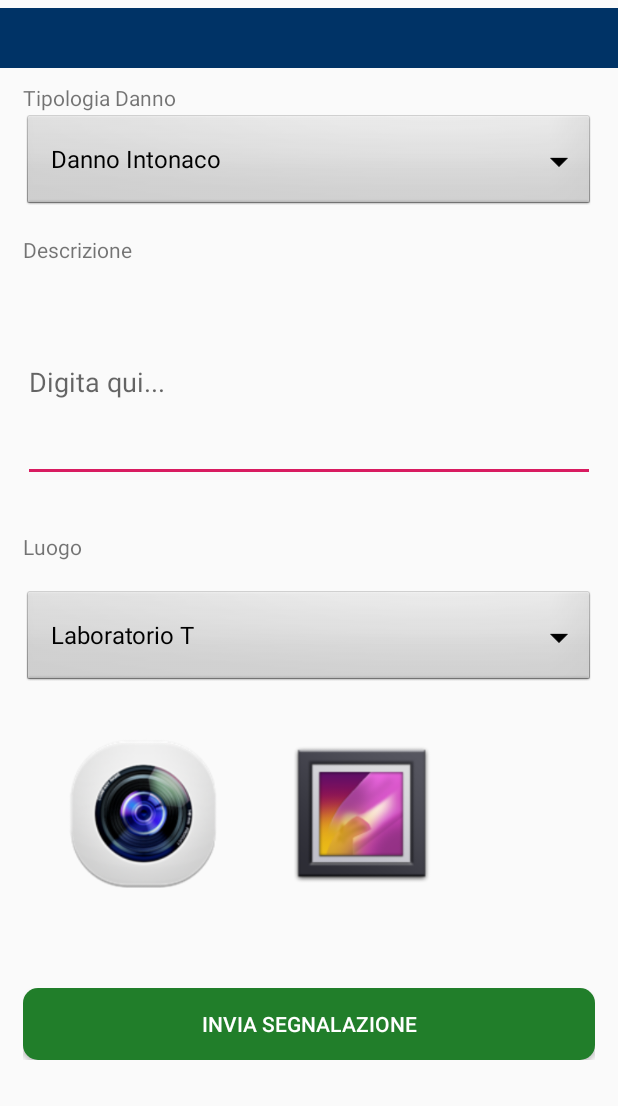
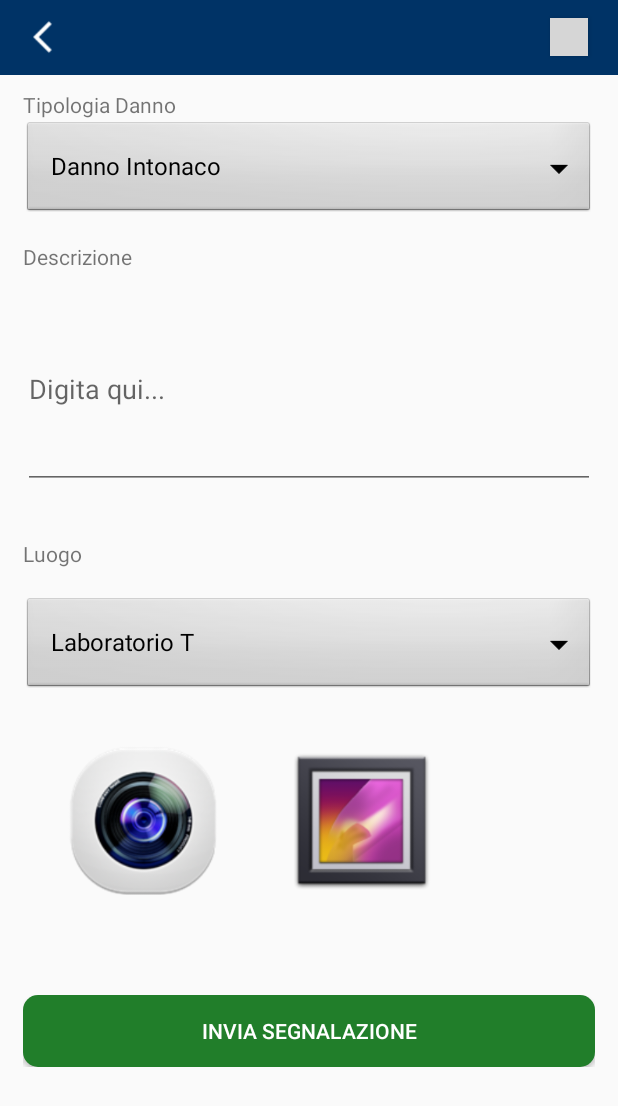
Before and after one commit to atzoriandrea/UniBroken, an Android app: the SendSegn screen opened directly, with no data from a screen before it, on a phone screen of 412 x 824 dp. Shown: the top 1106 px of the screen. Run offline under Robolectric (Android 15) with nearby library versions, the light colour scheme and no system bars; grey boxes are pictures that could not be loaded.

Commit message:
11/02/2019 -v1.0(Andrea)

```diff
--- a/app/src/main/java/com/example/mirko/unibroken/Showsegn.java
+++ b/app/src/main/java/com/example/mirko/unibroken/Showsegn.java
@@ -56,4 +56,10 @@ public class Showsegn extends AppCompatActivity {
             }
         });
     }
+    public void logout(View view) {
+        // Create intent to Open Image applications like Gallery, Google Photos
+        Intent logout = new Intent(Showsegn.this, MainActivity.class);
+        // Start the Intent
+        startActivity(logout);
+    }
 }
--- /dev/null
+++ b/app/src/main/res/drawable/button_h.xml
@@ -0,0 +1,4 @@
+<?xml version="1.0" encoding="utf-8"?>
+<selector xmlns:android="http://schemas.android.com/apk/res/android">
+    <item android:state_focused="true" android:color="#000000" />
+</selector>
--- a/app/src/main/res/layout/activity_send_segn.xml
+++ b/app/src/main/res/layout/activity_send_segn.xml
@@ -9,17 +9,33 @@
         android:layout_width="match_parent"
         android:layout_height="wrap_content"
         android:orientation="vertical">
-        <Space
-            android:layout_width="match_parent"
-            android:layout_height="5dp" />
-
         <android.support.v7.widget.Toolbar
             android:id="@+id/toolbar"
             android:layout_width="match_parent"
-            android:layout_height="40sp"
-            android:background="#003366"
+            android:layout_height="50sp"
+            style="@style/HeaderBar"
             android:minHeight="?attr/actionBarSize"
-            android:theme="?attr/actionBarTheme" />
+            android:theme="?attr/actionBarTheme">
+            <Button
+                android:layout_width="25dp"
+                android:layout_height="25dp"
+                android:id="@+id/back"
+                android:background="@drawable/outline_arrow_back_ios_white_18dp"
+                android:onClick="back"
+                android:textColor="#FFFFFF"/>
+            <Button
+                android:layout_width="25dp"
+                android:layout_height="25dp"
+                android:id="@+id/logout"
+                android:layout_marginRight="20dp"
+                android:background="@drawable/outline_exit_to_app_white_18dp"
+                android:layout_alignParentEnd="true"
+                android:onClick="logout"
+                android:layout_alignParentRight="true"
+                android:textColor="#FFFFFF"
+                android:focusableInTouchMode="true"
+                android:layout_gravity="end"/>
+        </android.support.v7.widget.Toolbar>
 
         <LinearLayout
             android:layout_width="match_parent"
--- a/app/src/main/res/values/colors.xml
+++ b/app/src/main/res/values/colors.xml
@@ -3,4 +3,5 @@
     <color name="colorPrimary">#008577</color>
     <color name="colorPrimaryDark">#00574B</color>
     <color name="colorAccent">#D81B60</color>
+
 </resources>
--- a/app/src/main/res/values/styles.xml
+++ b/app/src/main/res/values/styles.xml
@@ -20,4 +20,6 @@
 
     <style name="AppTheme.PopupOverlay" parent="ThemeOverlay.AppCompat.Light" />
 
+    <style name="AlertDialogCustom"/>
+
 </resources>
```
Also changed, not shown: app/src/main/java/com/example/mirko/unibroken/Homepage.java (+29 -5 lines), app/src/main/java/com/example/mirko/unibroken/ListaSegn.java (+28 -2 lines), app/src/main/java/com/example/mirko/unibroken/MySegnDetail.java (+22 -5 lines), app/src/main/java/com/example/mirko/unibroken/SendSegn.java (+38 -7 lines), app/src/main/res/layout/activity_homepage.xml (+4 -11 lines), app/src/main/res/layout/activity_lista_segn.xml (+23 -6 lines), app/src/main/res/layout/activity_lista_segn_element.xml (+20 -19 lines), app/src/main/res/layout/activity_main.xml (+4 -8 lines), app/src/main/res/drawable/outline_navigate_next_black_18dp.png (added).
